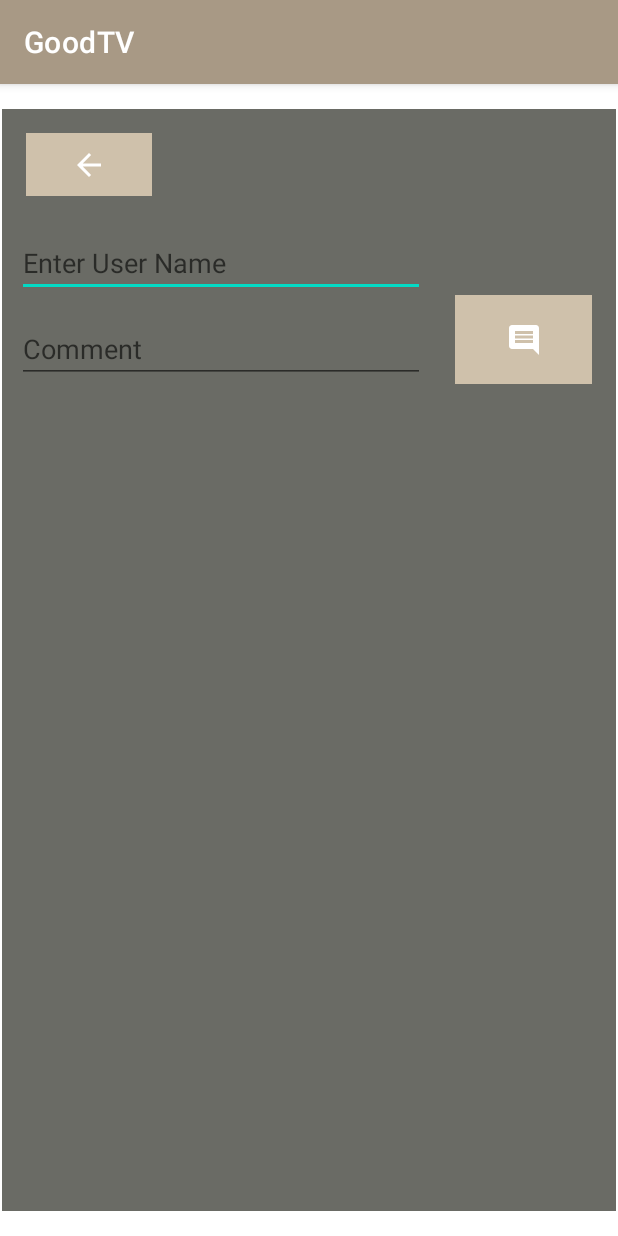
After one commit to mh217/GoodTV, an Android app: the CommentHelp screen opened directly, with no data from a screen before it, on a phone screen of 412 x 824 dp. The commit adds this screen. Run offline under Robolectric (Android 15) with nearby library versions, the phone set to English and light mode, and no system bars; our stand-ins replace Firebase (no records; nobody signed in at launch, a user with empty details on screens opened directly); Roboto replaces fonts that are not available here.

Commit message:
Adding Comments

```diff
--- /dev/null
+++ b/app/src/main/java/com/example/goodtv/CommentAdapter.kt
@@ -0,0 +1,48 @@
+package com.example.goodtv
+
+import android.content.Intent
+import android.view.LayoutInflater
+import android.view.View
+import android.view.ViewGroup
+import android.widget.ImageView
+import android.widget.TextView
+import androidx.recyclerview.widget.RecyclerView
+import com.bumptech.glide.Glide
+
+class CommentAdapter (private val commentList: ArrayList<Comment>) : RecyclerView.Adapter<CommentAdapter.CommentViewHolder>() {
+
+    override fun onCreateViewHolder(parent: ViewGroup, viewType: Int): CommentAdapter.CommentViewHolder {
+
+
+        val itemView = LayoutInflater.from(parent.context).inflate(R.layout.recyclerviewcomment, parent, false)
+        return CommentViewHolder(itemView)
+    }
+
+    override fun onBindViewHolder(holder: CommentViewHolder, position: Int) {
+        when(holder) {
+            is CommentViewHolder -> {
+                holder.bind(position, commentList[position])
+            }
+        }
+    }
+
+    override fun getItemCount(): Int {
+        return  commentList.size
+    }
+
+
+    class CommentViewHolder(val view: View):RecyclerView.ViewHolder(view) {
+
+        val userName = view.findViewById<TextView>(R.id.UserName)
+        val comment = view.findViewById<TextView>(R.id.CommentText)
+
+
+
+        fun bind(index: Int,  comments: Comment) {
+            userName.text=comments.Name.toString()
+            comment.text=comments.Comment.toString()
+        }
+
+    }
+
+}
--- /dev/null
+++ b/app/src/main/java/com/example/goodtv/CommentHelp.kt
@@ -0,0 +1,18 @@
+package com.example.goodtv
+
+import androidx.appcompat.app.AppCompatActivity
+import android.os.Bundle
+
+class CommentHelp : AppCompatActivity() {
+    override fun onCreate(savedInstanceState: Bundle?) {
+        super.onCreate(savedInstanceState)
+        setContentView(R.layout.activity_comment_help)
+
+        val additional = Comments()
+
+        supportFragmentManager.beginTransaction().apply {
+            replace(R.id.fragmentContainerView2,additional)
+            commit()
+        }
+    }
+}
--- /dev/null
+++ b/app/src/main/java/com/example/goodtv/Comments.kt
@@ -0,0 +1,117 @@
+package com.example.goodtv
+
+import android.content.Intent
+import android.os.Bundle
+import android.util.Log
+import androidx.fragment.app.Fragment
+import android.view.LayoutInflater
+import android.view.View
+import android.view.ViewGroup
+import android.widget.EditText
+import android.widget.ImageButton
+import androidx.recyclerview.widget.LinearLayoutManager
+import androidx.recyclerview.widget.RecyclerView
+import com.google.firebase.firestore.FirebaseFirestore
+import com.google.firebase.firestore.ktx.firestore
+import com.google.firebase.ktx.Firebase
+
+class Comments : Fragment() {
+
+    private val db = Firebase.firestore
+    private lateinit var commentAdapter: CommentAdapter
+
+
+    override fun onCreateView(
+        inflater: LayoutInflater, container: ViewGroup?,
+        savedInstanceState: Bundle?
+    ): View? {
+        val view = inflater.inflate(R.layout.fragment_comments, container, false)
+
+
+        val commentRecyclerView = view.findViewById<RecyclerView>(R.id.RecyclerComments)
+        val inputName = view.findViewById<EditText>(R.id.InputName)
+        val inputComment = view.findViewById<EditText>(R.id.InputComment)
+        val back = view.findViewById<ImageButton>(R.id.backBtninFrag)
+        val comment = view.findViewById<ImageButton>(R.id.CommentBtn)
+
+
+        back.setOnClickListener {
+            val backTo = Intent(context,SearchMovies::class.java)
+            startActivity(backTo)
+        }
+
+
+
+        comment.setOnClickListener {
+            val name=inputName.text.toString()
+            val commente=inputComment.text.toString()
+            val ref = FirebaseFirestore.getInstance().collection("Comments")
+            if(name.trim().isNotEmpty()){
+                ref.add(mapOf(
+                    "Name" to name,
+                    "Comment" to commente
+                ))
+
+            }
+            else {
+                ref.add(mapOf(
+                    "Name" to "Anonymous",
+                    "Comment" to commente
+                ))
+            }
+            db.collection("Comments")
+                .get()
+                .addOnSuccessListener { result ->
+                    val commentsArrayList: ArrayList<Comment> = ArrayList()
+                    for (data in result.documents) {
+                        val comment = data.toObject(Comment::class.java)
+                        if (comment != null) {
+                            comment.Id = data.id
+                            commentsArrayList.add(comment)
+                        }
+                    }
+
+                    commentAdapter = CommentAdapter(commentsArrayList)
+                    commentRecyclerView.apply {
+                        layoutManager = LinearLayoutManager(context)
+                        adapter = commentAdapter
+                    }
+
+                }
+                .addOnFailureListener {exception ->
+                    Log.w("Comments", "Error getting documents.", exception)
+                }
+
+        }
+
+
+
+
+
+        db.collection("Comments")
+            .get()
+            .addOnSuccessListener { result ->
+                val commentsArrayList: ArrayList<Comment> = ArrayList()
+                for (data in result.documents) {
+                    val comment = data.toObject(Comment::class.java)
+                    if (comment != null) {
+                        comment.Id = data.id
+                        commentsArrayList.add(comment)
+                    }
+                }
+
+                commentAdapter = CommentAdapter(commentsArrayList)
+                commentRecyclerView.apply {
+                    layoutManager = LinearLayoutManager(context)
+                    adapter = commentAdapter
+                }
+
+            }
+            .addOnFailureListener {exception ->
+                Log.w("Comments", "Error getting documents.", exception)
+            }
+
+        return view
+
+    }
+}
--- a/app/src/main/java/com/example/goodtv/MainActivity.kt
+++ b/app/src/main/java/com/example/goodtv/MainActivity.kt
@@ -14,6 +14,7 @@ class MainActivity : AppCompatActivity() {
         val watchedBtn=findViewById<Button>(R.id.WatchedBtn)
         val toWatchBtn=findViewById<Button>(R.id.ToWatchBtn)
         val searchBtn = findViewById<ImageButton>(R.id.SearchBtnHome)
+        val moreBtn = findViewById<ImageButton>(R.id.MoreBtnInHome)
 
 
         watchedBtn.setOnClickListener {
@@ -30,5 +31,10 @@ class MainActivity : AppCompatActivity() {
             val searchAct =Intent(this, SearchMovies::class.java)
             startActivity(searchAct)
         }
+
+        moreBtn.setOnClickListener {
+            val searchAct = Intent(this, Detailed::class.java)
+            startActivity(searchAct)
+        }
     }
 }
--- a/app/src/main/java/com/example/goodtv/MoreFrag.kt
+++ b/app/src/main/java/com/example/goodtv/MoreFrag.kt
@@ -36,7 +36,7 @@ class MoreFrag : Fragment() {
         }
 
         back.setOnClickListener {
-            val backTo = Intent(context,SearchMovies::class.java)
+            val backTo = Intent(context,MainActivity::class.java)
             startActivity(backTo)
         }
 
--- a/app/src/main/java/com/example/goodtv/SearchMovies.kt
+++ b/app/src/main/java/com/example/goodtv/SearchMovies.kt
@@ -40,7 +40,7 @@ class SearchMovies : AppCompatActivity(){
         }
 
         moreBtn.setOnClickListener {
-            val searchAct = Intent(this, Detailed::class.java)
+            val searchAct = Intent(this, CommentHelp::class.java)
             startActivity(searchAct)
         }
 
--- /dev/null
+++ b/app/src/main/res/drawable/ic_baseline_comment_24.xml
@@ -0,0 +1,5 @@
+<vector android:autoMirrored="true" android:height="24dp"
+    android:tint="#FFFFFF" android:viewportHeight="24"
+    android:viewportWidth="24" android:width="24dp" xmlns:android="http://schemas.android.com/apk/res/android">
+    <path android:fillColor="@android:color/white" android:pathData="M21.99,4c0,-1.1 -0.89,-2 -1.99,-2L4,2c-1.1,0 -2,0.9 -2,2v12c0,1.1 0.9,2 2,2h14l4,4 -0.01,-18zM18,14L6,14v-2h12v2zM18,11L6,11L6,9h12v2zM18,8L6,8L6,6h12v2z"/>
+</vector>
--- /dev/null
+++ b/app/src/main/res/layout/activity_comment_help.xml
@@ -0,0 +1,21 @@
+<?xml version="1.0" encoding="utf-8"?>
+<androidx.constraintlayout.widget.ConstraintLayout xmlns:android="http://schemas.android.com/apk/res/android"
+    xmlns:app="http://schemas.android.com/apk/res-auto"
+    xmlns:tools="http://schemas.android.com/tools"
+    android:layout_width="match_parent"
+    android:layout_height="match_parent"
+    tools:context=".CommentHelp">
+
+    <androidx.fragment.app.FragmentContainerView
+        android:id="@+id/fragmentContainerView2"
+        android:name="com.example.goodtv.Comments"
+        android:layout_width="wrap_content"
+        android:layout_height="wrap_content"
+        android:layout_marginStart="5dp"
+        android:layout_marginEnd="5dp"
+        app:layout_constraintBottom_toBottomOf="parent"
+        app:layout_constraintEnd_toEndOf="parent"
+        app:layout_constraintStart_toStartOf="parent"
+        app:layout_constraintTop_toTopOf="parent"
+        tools:layout="@layout/fragment_comments" />
+</androidx.constraintlayout.widget.ConstraintLayout>
--- a/app/src/main/res/layout/activity_main.xml
+++ b/app/src/main/res/layout/activity_main.xml
@@ -18,7 +18,7 @@
 
         app:layout_constraintBottom_toBottomOf="parent"
         app:layout_constraintEnd_toEndOf="parent"
-        app:layout_constraintStart_toEndOf="@+id/imageButton"
+        app:layout_constraintStart_toEndOf="@+id/MoreBtnInHome"
         app:srcCompat="@drawable/ic_baseline_search_24"
         tools:ignore="SpeakableTextPresentCheck" />
 
@@ -62,7 +62,7 @@
         app:layout_constraintVertical_bias="0.229" />
 
     <ImageButton
-        android:id="@+id/imageButton"
+        android:id="@+id/MoreBtnInHome"
         android:layout_width="161dp"
         android:layout_height="60dp"
         android:layout_marginStart="20dp"
@@ -70,7 +70,7 @@
         app:layout_constraintBottom_toBottomOf="parent"
         app:layout_constraintEnd_toStartOf="@+id/SearchBtnHome"
         app:layout_constraintStart_toStartOf="parent"
-        app:srcCompat="@drawable/ic_baseline_home_24"
+        app:srcCompat="@drawable/ic_baseline_add_24"
         android:background="@color/light_brown2"/>
 
     <TextView
--- a/app/src/main/res/layout/activity_search_movies.xml
+++ b/app/src/main/res/layout/activity_search_movies.xml
@@ -48,7 +48,7 @@
         app:layout_constraintStart_toEndOf="@+id/HomeBtnHomee"
         app:layout_constraintTop_toBottomOf="@+id/MovieRecycleView"
         app:layout_constraintVertical_bias="1.0"
-        app:srcCompat="@drawable/ic_baseline_add_24" />
+        app:srcCompat="@drawable/ic_baseline_comment_24" />
 
     <ImageButton
         android:id="@+id/HomeBtnHomee"
--- /dev/null
+++ b/app/src/main/res/layout/fragment_comments.xml
@@ -0,0 +1,71 @@
+<?xml version="1.0" encoding="utf-8"?>
+<androidx.constraintlayout.widget.ConstraintLayout xmlns:android="http://schemas.android.com/apk/res/android"
+    xmlns:app="http://schemas.android.com/apk/res-auto"
+    xmlns:tools="http://schemas.android.com/tools"
+    android:layout_width="match_parent"
+    android:layout_height="match_parent"
+    tools:context=".Comments"
+    android:background="@color/brown">
+
+    <EditText
+        android:id="@+id/InputName"
+        android:layout_width="0dp"
+        android:layout_height="wrap_content"
+        android:layout_marginStart="10dp"
+        android:layout_marginTop="80dp"
+        android:layout_marginEnd="20dp"
+        android:ems="10"
+        android:inputType="textPersonName"
+        android:hint="Enter User Name"
+        app:layout_constraintEnd_toStartOf="@+id/CommentBtn"
+        app:layout_constraintHorizontal_bias="0.0"
+        app:layout_constraintStart_toStartOf="parent"
+        app:layout_constraintTop_toTopOf="parent" />
+
+    <EditText
+        android:id="@+id/InputComment"
+        android:layout_width="0dp"
+        android:layout_height="wrap_content"
+        android:layout_marginStart="10dp"
+        android:layout_marginTop="12dp"
+        android:layout_marginEnd="20dp"
+        android:ems="10"
+        android:inputType="textPersonName"
+        android:hint="Comment"
+        app:layout_constraintEnd_toStartOf="@+id/CommentBtn"
+        app:layout_constraintHorizontal_bias="0.0"
+        app:layout_constraintStart_toStartOf="parent"
+        app:layout_constraintTop_toBottomOf="@+id/InputName" />
+
+    <ImageButton
+        android:id="@+id/CommentBtn"
+        android:layout_width="91dp"
+        android:layout_height="59dp"
+        android:layout_marginTop="124dp"
+        android:layout_marginEnd="16dp"
+        android:src="@drawable/ic_baseline_comment_24"
+        app:layout_constraintEnd_toEndOf="parent"
+        app:layout_constraintTop_toTopOf="parent"
+        android:background="@color/light_brown2"/>
+
+    <ImageButton
+        android:id="@+id/backBtninFrag"
+        android:layout_width="84dp"
+        android:layout_height="42dp"
+        android:layout_marginStart="16dp"
+        android:layout_marginTop="16dp"
+        android:src="@drawable/ic_baseline_arrow_back_24"
+        app:layout_constraintStart_toStartOf="parent"
+        app:layout_constraintTop_toTopOf="parent"
+        android:background="@color/light_brown2"/>
+
+    <androidx.recyclerview.widget.RecyclerView
+        android:id="@+id/RecyclerComments"
+        android:layout_width="409dp"
+        android:layout_height="546dp"
+        android:layout_marginTop="5dp"
+        app:layout_constraintEnd_toEndOf="parent"
+        app:layout_constraintStart_toStartOf="parent"
+        app:layout_constraintTop_toBottomOf="@+id/CommentBtn" />
+
+</androidx.constraintlayout.widget.ConstraintLayout>
```
Also changed, not shown: app/src/main/AndroidManifest.xml (+7 -0 lines), app/src/main/java/com/example/goodtv/Comment.kt (added, +7 -0 lines), app/src/main/res/layout/recyclerviewcomment.xml (added, +31 -0 lines).
